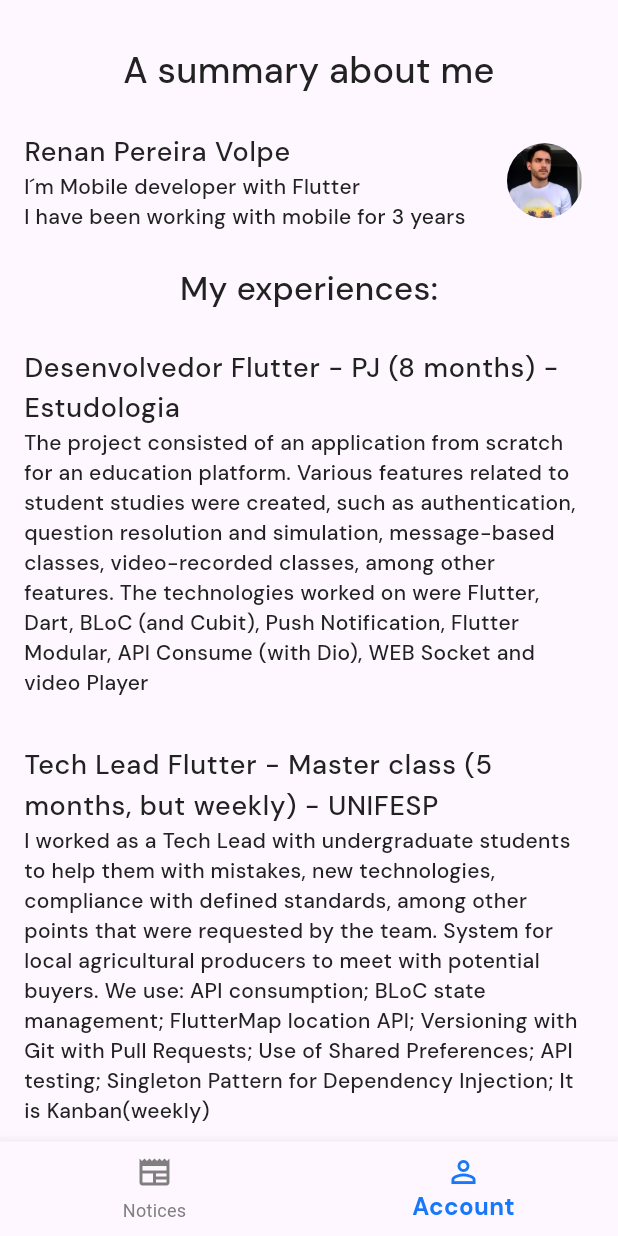
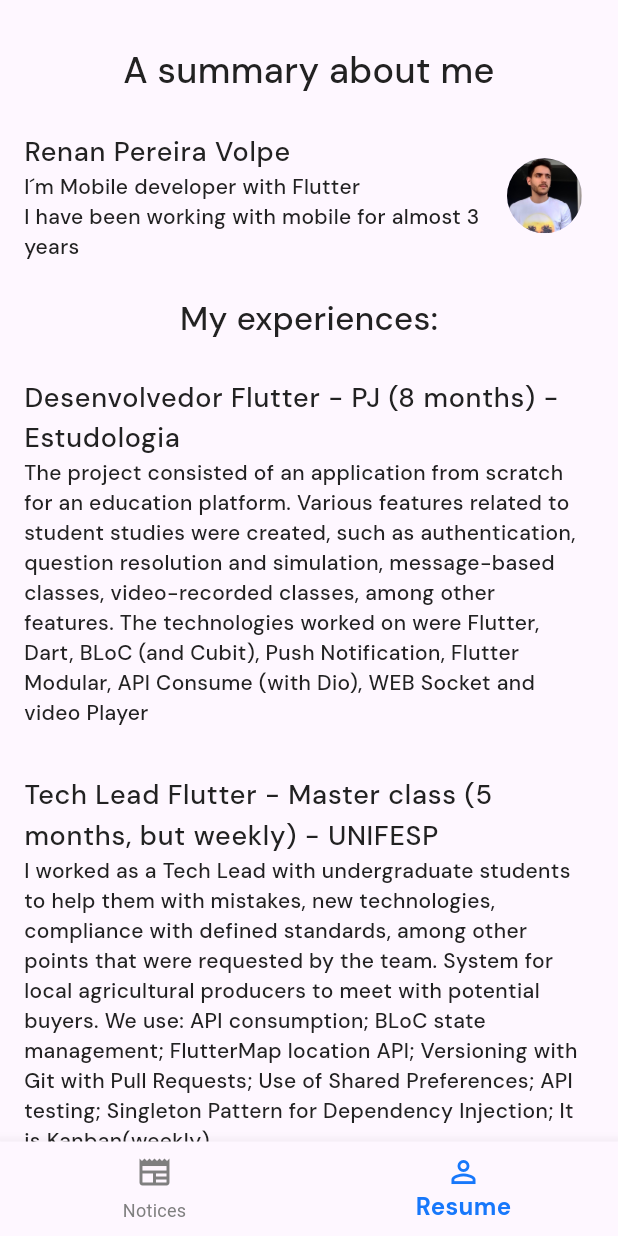
Before and after one commit to renanvolpe/test-ezoom, a Flutter app: the AccountPage screen opened by its route, on a phone screen of 412 x 824 dp. Run offline on Flutter 3.47's test engine with Material 3 defaults, Android fonts, the phone set to English and light mode, and no system bars; our stand-ins replace another_flushbar, bloc, dio, flutter_bloc, get_it, go_router and 4 more; network calls fail.

Commit message:
ajust final changes

```diff
--- a/lib/presentation/commum_widgets/widgets/bottom_navigation_home.dart
+++ b/lib/presentation/commum_widgets/widgets/bottom_navigation_home.dart
@@ -4,7 +4,6 @@ import 'package:coolmovies/core/style/style.dart';
 import 'package:flutter/material.dart';
 import 'package:go_router/go_router.dart';
 
-const List<String> listRoutes = ["Notices", "account"];
 
 class BottomNavigationHome extends StatelessWidget {
   const BottomNavigationHome({
@@ -23,7 +22,7 @@ class BottomNavigationHome extends StatelessWidget {
         currentIndex: child.currentIndex,
         items: const [
           BottomNavigationBarItem(icon: Icon(Icons.newspaper), label: "Notices"),
-          BottomNavigationBarItem(icon: Icon(Icons.person_outline), label: "Account")
+          BottomNavigationBarItem(icon: Icon(Icons.person_outline), label: "Resume")
         ]);
   }
 }
--- a/lib/presentation/screens/account_page.dart
+++ b/lib/presentation/screens/account_page.dart
@@ -19,7 +19,7 @@ class AccountPage extends StatelessWidget {
               crossAxisAlignment: CrossAxisAlignment.start,
               children: [
                 Text("I´m Mobile developer with Flutter", style: Style.defaultTextStyle.copyWith(fontSize: 14)),
-                Text("I have been working with mobile for 3 years",
+                Text("I have been working with mobile for almost 3 years",
                     style: Style.defaultTextStyle.copyWith(fontSize: 14)),
               ],
             ),
```
